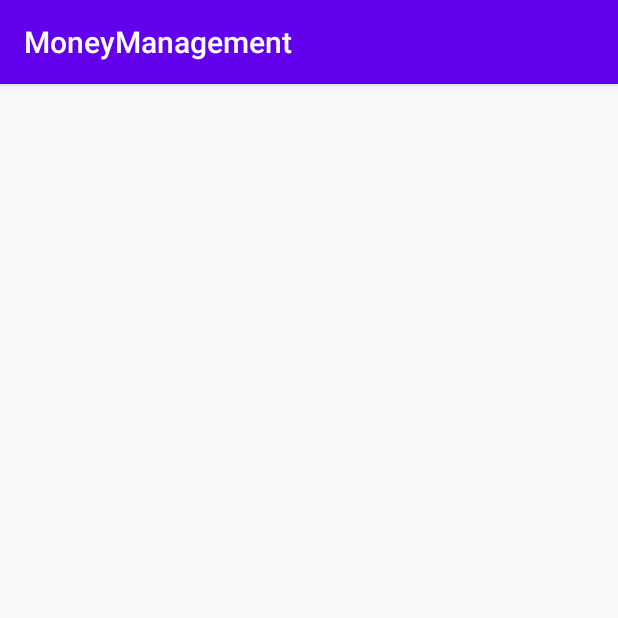
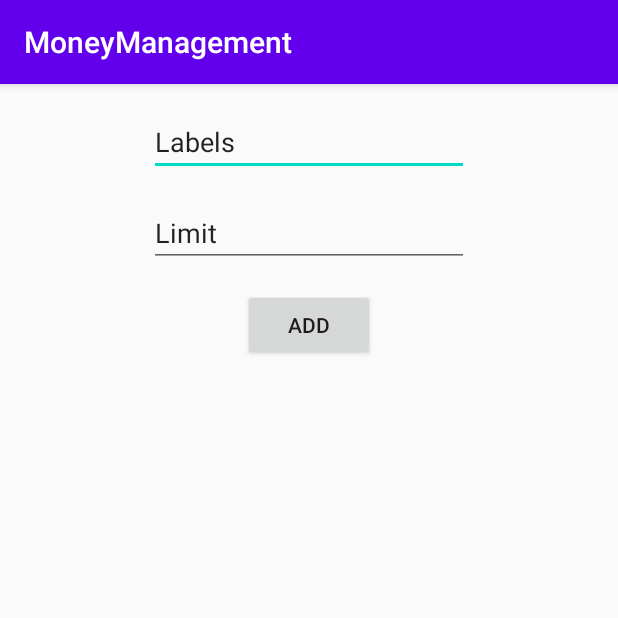
Before and after one commit to yossefkatri/MoneyManagment, an Android app: the Goal screen opened directly, with no data from a screen before it, on a phone screen of 412 x 824 dp, the top half of it. Run offline under Robolectric (Android 15) with nearby library versions, the phone set to English and light mode, and no system bars.

Commit message:
middle of goal

```diff
--- a/app/src/main/java/com/example/myapplication/UI/MainActivity.java
+++ b/app/src/main/java/com/example/myapplication/UI/MainActivity.java
@@ -11,6 +11,7 @@ import androidx.appcompat.app.AppCompatActivity;
 
 import com.example.myapplication.R;
 import com.example.myapplication.UI.activities.AddPayment;
+import com.example.myapplication.UI.activities.Goal;
 import com.example.myapplication.UI.activities.RemovePayment;
 import com.example.myapplication.UI.activities.UpdatePayment;
 
@@ -27,7 +28,9 @@ public class MainActivity extends AppCompatActivity implements View.OnClickListe
         Button updateExpense = findViewById(R.id.update_expense);
 
         Button remove = findViewById(R.id.remove);
+        Button goals = findViewById(R.id.goals);
 
+        goals.setOnClickListener(this);
         addExpense.setOnClickListener(this);
         addIncome.setOnClickListener(this);
         updateIncome.setOnClickListener(this);
@@ -47,6 +50,9 @@ public class MainActivity extends AppCompatActivity implements View.OnClickListe
         } else if (view.getId() == R.id.remove) {
             Intent updateActivity = new Intent(this, RemovePayment.class);
             startActivity(updateActivity);
+        } else if (view.getId() == R.id.goals) {
+            Intent goalActivity = new Intent(this, Goal.class);
+            startActivity(goalActivity);
         }
     }
 }
--- a/app/src/main/java/com/example/myapplication/UI/activities/Goal.java
+++ b/app/src/main/java/com/example/myapplication/UI/activities/Goal.java
@@ -3,14 +3,24 @@ package com.example.myapplication.UI.activities;
 import androidx.appcompat.app.AppCompatActivity;
 
 import android.os.Bundle;
+import android.view.View;
+import android.widget.Button;
 
 import com.example.myapplication.R;
 
-public class Goal extends AppCompatActivity {
+public class Goal extends AppCompatActivity implements View.OnClickListener {
 
     @Override
     protected void onCreate(Bundle savedInstanceState) {
         super.onCreate(savedInstanceState);
         setContentView(R.layout.activity_goal);
+
+        Button add = findViewById(R.id.add_goal);
+        add.setOnClickListener(this);
+    }
+
+    @Override
+    public void onClick(View v) {
+
     }
 }
--- a/app/src/main/res/layout/activity_goal.xml
+++ b/app/src/main/res/layout/activity_goal.xml
@@ -6,4 +6,47 @@
     android:layout_height="match_parent"
     tools:context=".UI.activities.Goal">
 
+    <EditText
+        android:id="@+id/labelsInput"
+        android:layout_width="wrap_content"
+        android:layout_height="wrap_content"
+        android:ems="10"
+        android:inputType="text"
+        android:text="@string/labels"
+        app:layout_constraintBottom_toTopOf="@+id/limitInput"
+        app:layout_constraintEnd_toEndOf="parent"
+        app:layout_constraintStart_toStartOf="parent"
+        app:layout_constraintTop_toTopOf="parent" />
+
+    <EditText
+        android:id="@+id/limitInput"
+        android:layout_width="wrap_content"
+        android:layout_height="wrap_content"
+        android:ems="10"
+        android:inputType="numberDecimal"
+        android:text="@string/limit"
+        app:layout_constraintBottom_toTopOf="@+id/goals"
+        app:layout_constraintEnd_toEndOf="parent"
+        app:layout_constraintStart_toStartOf="parent"
+        app:layout_constraintTop_toTopOf="parent" />
+
+    <Button
+        android:id="@+id/add_goal"
+        android:layout_width="wrap_content"
+        android:layout_height="wrap_content"
+        android:text="@string/add"
+        app:layout_constraintBottom_toTopOf="@+id/goals"
+        app:layout_constraintEnd_toEndOf="parent"
+        app:layout_constraintStart_toStartOf="parent"
+        app:layout_constraintTop_toBottomOf="@+id/limitInput" />
+
+    <LinearLayout
+        android:id="@+id/goals"
+        android:layout_width="409dp"
+        android:layout_height="569dp"
+        android:orientation="vertical"
+        app:layout_constraintBottom_toBottomOf="parent"
+        app:layout_constraintEnd_toEndOf="parent"
+        app:layout_constraintStart_toStartOf="parent" />
+
 </androidx.constraintlayout.widget.ConstraintLayout>
--- /dev/null
+++ b/app/src/main/res/values/GoalActivityConsts.xml
@@ -0,0 +1,6 @@
+<?xml version="1.0" encoding="utf-8"?>
+<resources>
+    <string name="labels">Labels</string>
+    <string name="limit">Limit</string>
+    <string name="add">add</string>
+</resources>
```
